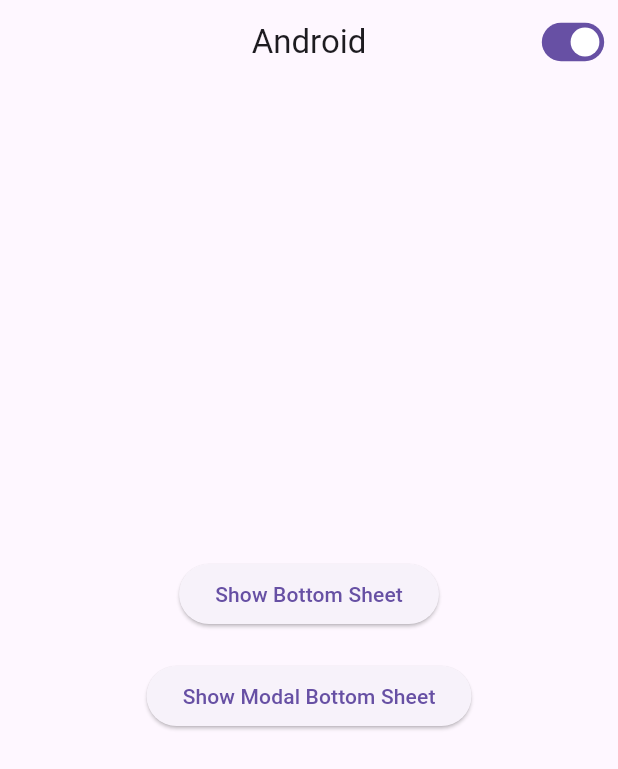
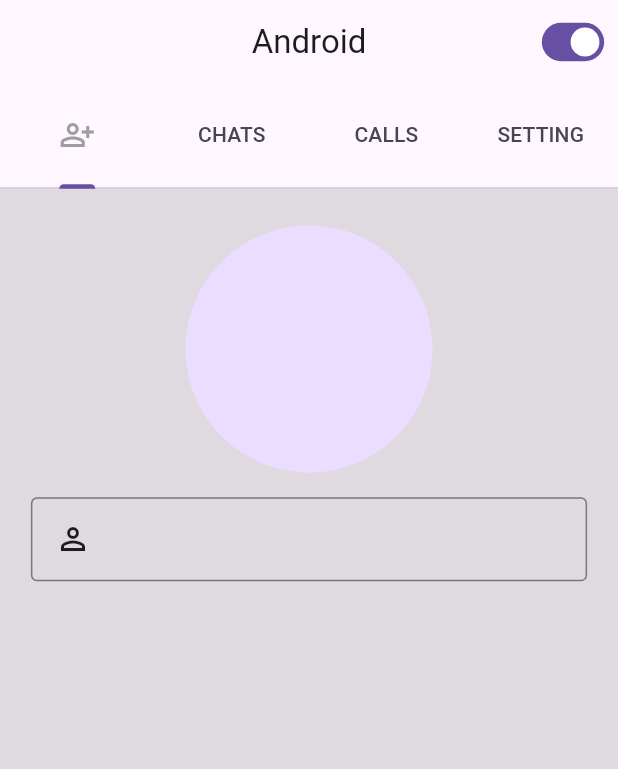
Before and after one commit to Vedpatel28/platform_convertor_app, a Flutter app: the screen it shows after launch, on a phone screen of 412 x 824 dp. Shown: the top 769 px of the screen. Run offline on Flutter 3.47's test engine with Material 2 defaults, Android fonts, the phone set to English and light mode, and no system bars; our stand-ins replace device_preview.

Commit message:
VP | 7/6/23 | # Start add Contact Page Using TabBar & TabBarView...

```diff
--- /dev/null
+++ b/lib/controllers/theme_controller.dart
@@ -0,0 +1,6 @@
+import 'package:flutter/widgets.dart';
+
+class themechangercontroller extends ChangeNotifier{
+  bool _darktheme = false;
+
+}
--- a/lib/main.dart
+++ b/lib/main.dart
@@ -4,23 +4,27 @@ import 'package:flutter/foundation.dart';
 import 'package:flutter/material.dart';
 import 'package:platform_convertor_app/controllers/convertor_controller.dart';
 import 'package:platform_convertor_app/utils/routes_utils.dart';
-import 'package:platform_convertor_app/views/Screens/cupertino_home_page.dart';
-import 'package:platform_convertor_app/views/Screens/material_home_page.dart';
+import 'package:platform_convertor_app/views/Screens/cu_home_page.dart';
+import 'package:platform_convertor_app/views/Screens/ma_add_contect_page.dart';
+import 'package:platform_convertor_app/views/Screens/ma_calls_page.dart';
+import 'package:platform_convertor_app/views/Screens/ma_chats_page.dart';
+import 'package:platform_convertor_app/views/Screens/ma_home_page.dart';
+import 'package:platform_convertor_app/views/Screens/ma_setting_page.dart';
 import 'package:provider/provider.dart';
 
 void main() {
   runApp(
-    DevicePreview(
-      enabled: !kReleaseMode,
-      builder: (context) => MultiProvider(
+    MultiProvider(
       providers: [
         ChangeNotifierProvider(
           create: (context) => convertplatform(),
         ),
       ],
+      // child: DevicePreview(
+      //   builder: (context) =>
       child: const MyApp(),
     ),
-    ),
+    // ),
   );
 }
 
@@ -36,13 +40,18 @@ class MyApp extends StatelessWidget {
               useMaterial3: true,
             ),
             routes: {
-              allroutes.HomePage: (context) => ANhomepage(),
+              allroutes.MaHomePage: (context) => ma_home_page(),
+              allroutes.MaAddContactPage: (context) =>
+                  const ma_add_contact_page(),
+              allroutes.MaCallsPage: (context) => const ma_call_page(),
+              allroutes.MaChatsPage: (context) => const ma_chat_page(),
+              allroutes.MaSettingPage: (context) => const ma_setting_page(),
             },
           )
         : CupertinoApp(
             debugShowCheckedModeBanner: false,
             routes: {
-              allroutes.CupertinoHomePage: (context) => const IOhomepage(),
+              allroutes.CuHomePage: (context) => const cu_home_page(),
             },
           );
   }
--- a/lib/utils/routes_utils.dart
+++ b/lib/utils/routes_utils.dart
@@ -1,5 +1,11 @@
+// ignore_for_file: non_constant_identifier_names
+
 class allroutes {
-  static String HomePage = '/';
+  static String MaHomePage = '/';
+  static String MaAddContactPage = 'ma_add_contact_page';
+  static String MaChatsPage = 'ma_chat_page';
+  static String MaCallsPage = 'ma_call_page';
+  static String MaSettingPage = 'ma_setting_page';
 
-  static String CupertinoHomePage = '/';
+  static String CuHomePage = '/';
 }
--- a/lib/views/Screens/cupertino_home_page.dart
+++ b/lib/views/Screens/cu_home_page.dart
@@ -1,9 +1,11 @@
+// ignore_for_file: camel_case_types
+
 import 'package:flutter/cupertino.dart';
 import 'package:platform_convertor_app/controllers/convertor_controller.dart';
 import 'package:provider/provider.dart';
 
-class IOhomepage extends StatelessWidget {
-  const IOhomepage({super.key});
+class cu_home_page extends StatelessWidget {
+  const cu_home_page({super.key});
 
   @override
   Widget build(BuildContext context) {
--- /dev/null
+++ b/lib/views/Screens/ma_add_contect_page.dart
@@ -0,0 +1,40 @@
+import 'package:flutter/material.dart';
+
+class ma_add_contact_page extends StatelessWidget {
+  const ma_add_contact_page({super.key});
+
+  @override
+  Widget build(BuildContext context) {
+    Size s = MediaQuery.of(context).size;
+    return Container(
+      height: s.height*0.4,
+      color: Colors.black12,
+      child: Padding(
+        padding: const EdgeInsets.all(8.0),
+        child: Column(
+          mainAxisAlignment: MainAxisAlignment.start,
+          crossAxisAlignment: CrossAxisAlignment.center,
+          children: [
+            SizedBox(height: s.height * 0.02),
+            CircleAvatar(
+              radius: s.height * 0.1,
+            ),
+            SizedBox(height: s.height * 0.02),
+            SizedBox(
+              height: s.height*0.08,
+              width: s.width*0.9,
+              child: TextFormField(
+                decoration: const InputDecoration(
+                  border: OutlineInputBorder(),
+
+                  // icon: Icon(Icons.perm_identity_outlined),
+                  label: Icon(Icons.perm_identity_outlined),
+                ),
+              ),
+            ),
+          ],
+        ),
+      ),
+    );
+  }
+}
--- /dev/null
+++ b/lib/views/Screens/ma_home_page.dart
@@ -0,0 +1,106 @@
+// ignore_for_file: camel_case_types
+
+import 'package:flutter/gestures.dart';
+import 'package:flutter/material.dart';
+import 'package:platform_convertor_app/controllers/convertor_controller.dart';
+import 'package:platform_convertor_app/views/Screens/ma_add_contect_page.dart';
+import 'package:platform_convertor_app/views/Screens/ma_calls_page.dart';
+import 'package:platform_convertor_app/views/Screens/ma_chats_page.dart';
+import 'package:platform_convertor_app/views/Screens/ma_setting_page.dart';
+import 'package:provider/provider.dart';
+
+// ignore: must_be_immutable
+class ma_home_page extends StatelessWidget {
+  ma_home_page({super.key});
+
+  GlobalKey<ScaffoldState> scaffoldkey = GlobalKey<ScaffoldState>();
+
+  @override
+  Widget build(BuildContext context) {
+    Size s = MediaQuery.of(context).size;
+    return DefaultTabController(
+      length: 4,
+      child: Scaffold(
+        key: scaffoldkey,
+        appBar: AppBar(
+          leading: Container(),
+          title: const Text("Android"),
+          centerTitle: true,
+          actions: [
+            Consumer<convertplatform>(
+              builder: (context, provider, child) => Transform.scale(
+                scale: 0.8,
+                child: Switch(
+                  value: provider.isAndroid,
+                  onChanged: (value) {
+                    provider.mechangeplatform(cuplatform: value);
+                  },
+                ),
+              ),
+            ),
+          ],
+        ),
+        body: Column(
+          children: [
+            Expanded(
+              flex: 1,
+              child: TabBar(
+                dragStartBehavior: DragStartBehavior.start,
+                indicatorSize: TabBarIndicatorSize.label,
+                onTap: (value) {},
+                tabs: const [
+                  Tab(
+                    icon:
+                        Icon(Icons.person_add_alt_outlined, color: Colors.grey),
+                  ),
+                  Tab(
+                    text: "CHATS",
+                  ),
+                  Tab(
+                    text: "CALLS",
+                  ),
+                  Tab(
+                    text: "SETTING",
+                  ),
+                ],
+              ),
+            ),
+            const Expanded(
+              flex: 10,
+              child: TabBarView(
+                clipBehavior: Clip.antiAliasWithSaveLayer,
+                dragStartBehavior: DragStartBehavior.down,
+                viewportFraction: 2,
+                children: [
+                  // 1 Tab
+                  ma_add_contact_page(),
+                  // 2 Tab
+                  ma_chat_page(),
+                  // 3 Tab
+                  ma_call_page(),
+                  // 4 Tab
+                  ma_setting_page(),
+                ],
+              ),
+            ),
+            // PageView(
+            //   onPageChanged: (index) {},
+            //   scrollDirection: Axis.horizontal,
+            //   children: [
+            //     Container(
+            //       color: Colors.blueAccent,
+            //     ),
+            //     Container(
+            //       color: Colors.grey,
+            //     ),
+            //     Container(
+            //       color: Colors.amber,
+            //     ),
+            //   ],
+            // ),
+          ],
+        ),
+      ),
+    );
+  }
+}
--- /dev/null
+++ b/lib/views/Screens/ma_setting_page.dart
@@ -0,0 +1,12 @@
+// ignore_for_file: camel_case_types
+
+import 'package:flutter/material.dart';
+
+class ma_setting_page extends StatelessWidget {
+  const ma_setting_page({super.key});
+
+  @override
+  Widget build(BuildContext context) {
+    return Placeholder();
+  }
+}
--- a/lib/views/Screens/material_home_page.dart
+++ /dev/null
@@ -1,77 +0,0 @@
-import 'package:flutter/material.dart';
-import 'package:platform_convertor_app/controllers/convertor_controller.dart';
-import 'package:provider/provider.dart';
-
-// ignore: must_be_immutable
-class ANhomepage extends StatelessWidget {
-  ANhomepage({super.key});
-
-  GlobalKey<ScaffoldState> scaffoldkey = GlobalKey<ScaffoldState>();
-
-  @override
-  Widget build(BuildContext context) {
-    return Scaffold(
-      key: scaffoldkey,
-      appBar: AppBar(
-        leading: Container(),
-        title: const Text("Android"),
-        centerTitle: true,
-        actions: [
-          Consumer<convertplatform>(
-            builder: (context, provider, child) => Transform.scale(
-              scale: 0.8,
-              child: Switch(
-                value: provider.isAndroid,
-                onChanged: (value) {
-                  provider.mechangeplatform(cuplatform: value);
-                },
-              ),
-            ),
-          ),
-        ],
-      ),
-      body: Center(
-        child: Column(
-          mainAxisAlignment: MainAxisAlignment.center,
-          children: [
-            ElevatedButton(
-              onPressed: () {
-                scaffoldkey.currentState!.showBottomSheet(
-                  (context) => Container(
-                    height: 200,
-                    decoration: const BoxDecoration(
-                      color: Colors.blueAccent,
-                      borderRadius: BorderRadius.vertical(
-                        top: Radius.circular(20),
-                      ),
-                    ),
-                  ),
-                );
-              },
-              child: const Text("Show Bottom Sheet"),
-            ),
-            const SizedBox(height: 20),
-            ElevatedButton(
-              onPressed: () {
-                showModalBottomSheet(
-                  context: context,
-                  builder: (context) => Container(
-                    height: 250,
-                    decoration: const BoxDecoration(
-                      color: Colors.black38,
-                      borderRadius: BorderRadius.vertical(
-                        top: Radius.circular(25),
-                      ),
-                    ),
-                  ),
-                );
-              },
-              child: const Text("Show Modal Bottom Sheet"),
-            ),
-            const SizedBox(height: 20),
-          ],
-        ),
-      ),
-    );
-  }
-}
```
Also changed, not shown: lib/views/Screens/ma_calls_page.dart (added, +12 -0 lines), lib/views/Screens/ma_chats_page.dart (added, +12 -0 lines). Lines whose indentation alone changed are shown as unchanged.
